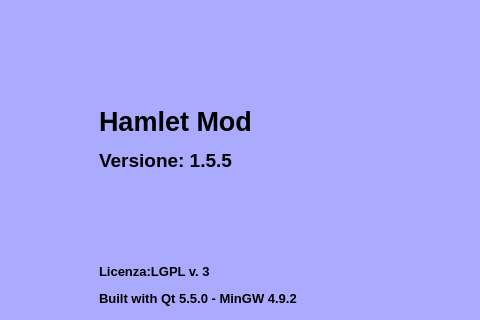
The window that mainwindow.ui (fblabs/hamlet-mod-sancon) describes before a commit, drawn with Qt 5; both pictures show x 244 to 724 and y 82 to 402 of the 979 by 768 pixel window.
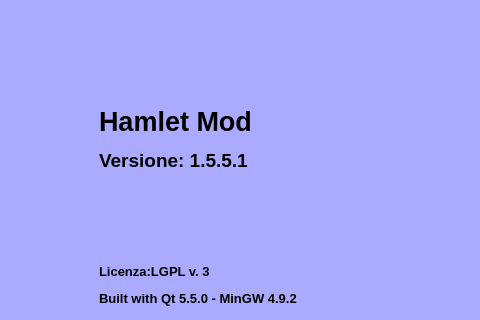
The same window after the commit. Icons and pictures are not drawn.

```diff
--- a/mainwindow.ui
+++ b/mainwindow.ui
@@ -523,7 +523,7 @@
       <item>
        <widget class="QLabel" name="label_2">
         <property name="text">
-         <string>&lt;html&gt;&lt;head/&gt;&lt;body&gt;&lt;p&gt;&lt;span style=&quot; font-size:20pt; font-weight:600;&quot;&gt;Hamlet Mod&lt;/span&gt;&lt;/p&gt;&lt;p&gt;&lt;span style=&quot; font-size:14pt; font-weight:600;&quot;&gt;Versione: 1.5.5&lt;/span&gt;&lt;/p&gt;&lt;p&gt;&lt;br/&gt;&lt;/p&gt;&lt;p&gt;&lt;br/&gt;&lt;/p&gt;&lt;p&gt;&lt;span style=&quot; font-size:10pt; font-weight:600;&quot;&gt;Licenza:LGPL v. 3&lt;/span&gt;&lt;/p&gt;&lt;p&gt;&lt;span style=&quot; font-size:10pt; font-weight:600;&quot;&gt;Built with Qt 5.5.0 - MinGW 4.9.2&lt;/span&gt;&lt;/p&gt;&lt;p&gt;&lt;span style=&quot; font-size:10pt;&quot;&gt;FBLABS 2015-2016&lt;/span&gt;&lt;/p&gt;&lt;/body&gt;&lt;/html&gt;</string>
+         <string>&lt;html&gt;&lt;head/&gt;&lt;body&gt;&lt;p&gt;&lt;span style=&quot; font-size:20pt; font-weight:600;&quot;&gt;Hamlet Mod&lt;/span&gt;&lt;/p&gt;&lt;p&gt;&lt;span style=&quot; font-size:14pt; font-weight:600;&quot;&gt;Versione: 1.5.5.1&lt;/span&gt;&lt;/p&gt;&lt;p&gt;&lt;br/&gt;&lt;/p&gt;&lt;p&gt;&lt;br/&gt;&lt;/p&gt;&lt;p&gt;&lt;span style=&quot; font-size:10pt; font-weight:600;&quot;&gt;Licenza:LGPL v. 3&lt;/span&gt;&lt;/p&gt;&lt;p&gt;&lt;span style=&quot; font-size:10pt; font-weight:600;&quot;&gt;Built with Qt 5.5.0 - MinGW 4.9.2&lt;/span&gt;&lt;/p&gt;&lt;p&gt;&lt;span style=&quot; font-size:10pt;&quot;&gt;FBLABS 2015-2016&lt;/span&gt;&lt;/p&gt;&lt;/body&gt;&lt;/html&gt;</string>
         </property>
         <property name="scaledContents">
          <bool>false</bool>
```
Left out of the diff: 2 changed lines with no effect on the pictures.
